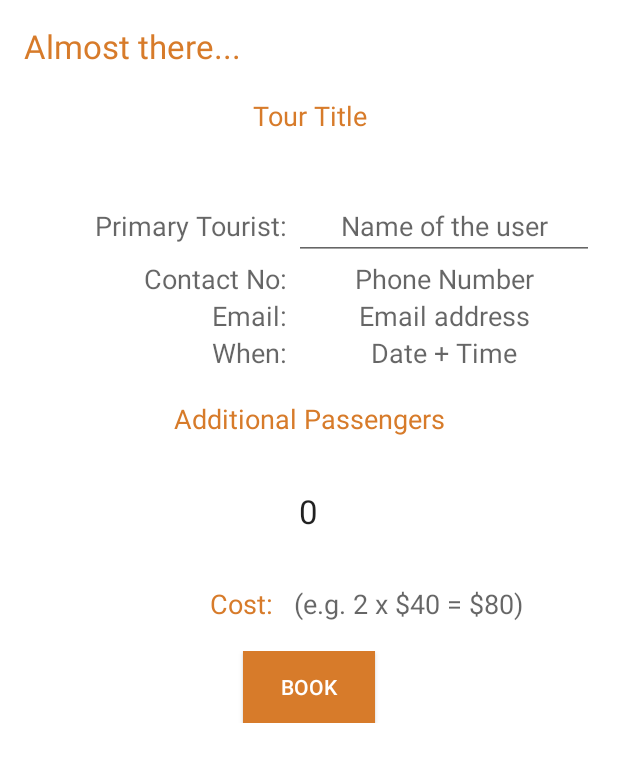
After one commit to Sriniketh/thelocalnick, an Android app: the fragment ConfirmTourFragment shown on its own in the app's theme, on a phone screen of 412 x 824 dp. The commit adds this screen. Shown: the top 762 px of the screen. Run offline under Robolectric (Android 15) with nearby library versions, the phone set to English and light mode, and no system bars; network calls fail.

Commit message:
[Modified]: Tour Explore Fragment

```diff
--- /dev/null
+++ b/app/src/main/java/booboo/thelocalnick/exploreTour/ConfirmTourFragment.kt
@@ -0,0 +1,23 @@
+package booboo.thelocalnick.exploreTour
+
+import android.app.Fragment
+import android.os.Bundle
+import android.view.LayoutInflater
+import android.view.View
+import android.view.ViewGroup
+import android.widget.Button
+import android.widget.TextView
+
+import booboo.thelocalnick.R
+
+class ConfirmTourFragment : Fragment() {
+
+    override fun onCreateView(inflater: LayoutInflater?, parent: ViewGroup?, savedInstanceState: Bundle?): View? {
+        super.onCreateView(inflater, parent, savedInstanceState)
+        val rootView = inflater!!.inflate(R.layout.activity_confirm_tour_fragment, parent, false)
+        val bookBtn = rootView.findViewById(R.id.confirmBtn) as Button
+        val passCount = rootView.findViewById(R.id.tourpass) as TextView
+
+        return rootView
+    }
+}
--- a/app/src/main/java/booboo/thelocalnick/exploreTour/ExploreTourFragment.kt
+++ b/app/src/main/java/booboo/thelocalnick/exploreTour/ExploreTourFragment.kt
@@ -1,9 +1,11 @@
 package booboo.thelocalnick.exploreTour
 
+import android.support.v4.app.Fragment
 import android.os.Bundle
 import android.view.LayoutInflater
 import android.view.View
 import android.view.ViewGroup
+import android.widget.Button
 import android.widget.ImageView
 import android.widget.TextView
 import booboo.thelocalnick.R
@@ -14,19 +16,24 @@ import com.daimajia.slider.library.SliderLayout
 import com.daimajia.slider.library.SliderTypes.BaseSliderView
 import com.daimajia.slider.library.SliderTypes.TextSliderView
 import com.squareup.picasso.Picasso
+import com.wdullaer.materialdatetimepicker.time.TimePickerDialog
+import java.util.*
+import booboo.thelocalnick.R.drawable.book
+import booboo.thelocalnick.R.layout.fragment_explore_tour
+import booboo.thelocalnick.gettingstarted.OnBoarding
 
 
 class ExploreTourFragment : BaseFragment() {
 
     var tour: Tour? = null
-    var slider:SliderLayout? = null
+    var slider: SliderLayout? = null
     override fun onCreateView(inflater: LayoutInflater, container: ViewGroup?, savedInstanceState: Bundle?): View? {
         val mainview = inflater.inflate(R.layout.fragment_explore_tour, container, false)
         slider = mainview.findViewById(R.id.onboardimageslider) as SliderLayout
         val titleTextView = mainview.findViewById(R.id.tour_title) as TextView
         titleTextView.text = tour?.tourTitle
         val priceTextView = mainview.findViewById(R.id.tour_price) as TextView
-        priceTextView.text = '$'+tour?.totalCost.toString()
+        priceTextView.text = '$' + tour?.totalCost.toString()
         val detailDescriptonTextView = mainview.findViewById(R.id.tour_description) as TextView
         detailDescriptonTextView.text = tour?.tourDescription
         val durationTextView = mainview.findViewById(R.id.tour_duration) as TextView
@@ -44,12 +51,38 @@ class ExploreTourFragment : BaseFragment() {
 //                .load(tour!!.tourPhoto[0])
 //                .error(R.drawable.gs1)
 //                .into(headerImage);
+
+        val now = Calendar.getInstance()
+        val tpd = TimePickerDialog.newInstance(
+                { view, hourOfDay, minute, second -> val time = "You picked the following time: " + hourOfDay + "h" + minute + "m" + second },
+                now.get(Calendar.HOUR_OF_DAY),
+                now.get(Calendar.MINUTE),
+                false
+        )
+
+
+        tpd.setAccentColor(resources.getColor(R.color.colorPrimary))
+        val clockBtn = mainview.findViewById(R.id.pickTimeBtn) as ImageView
+        clockBtn.setOnClickListener { tpd.show(fragmentManager, "TimePickerDialog") }
+
+        val bookImage = mainview.findViewById(R.id.bookBtn) as ImageView
+        bookImage.setOnClickListener {
+
+
+            val fm = activity.fragmentManager
+            val ft = fm.beginTransaction()
+            ft.replace(R.id.fragment_explore_tour,ConfirmTourFragment()).commit()
+
+        }
+
+
         initSlider(tour!!.tourPhoto)
         mainview.visibility = View.VISIBLE
         return mainview
     }
 
-    fun initSlider(photos:List<String>) {
+
+    fun initSlider(photos: List<String>) {
 
         for (url in photos) {
             val textSliderView = TextSliderView(activity)
--- /dev/null
+++ b/app/src/main/res/layout/activity_confirm_tour_fragment.xml
@@ -0,0 +1,405 @@
+<?xml version="1.0" encoding="utf-8"?>
+<RelativeLayout xmlns:android="http://schemas.android.com/apk/res/android"
+    xmlns:app="http://schemas.android.com/apk/res-auto"
+    xmlns:tools="http://schemas.android.com/tools"
+    android:id="@+id/activity_confirm_tour"
+    android:layout_width="match_parent"
+    android:layout_height="match_parent"
+    android:background="@color/white"
+    android:paddingBottom="@dimen/activity_vertical_margin"
+    android:paddingLeft="@dimen/activity_horizontal_margin"
+    android:paddingRight="@dimen/activity_horizontal_margin"
+    android:paddingTop="@dimen/activity_vertical_margin"
+    tools:context="booboo.thelocalnick.exploreTour.ConfirmTourFragment">
+
+    <ScrollView
+        android:layout_width="match_parent"
+        android:layout_height="match_parent"
+        android:layout_alignParentTop="true"
+        android:layout_alignParentLeft="true"
+        android:layout_alignParentStart="true">
+
+
+        <LinearLayout
+            android:layout_width="match_parent"
+            android:layout_height="match_parent"
+            android:layout_alignParentLeft="true"
+            android:layout_alignParentStart="true"
+            android:layout_alignParentTop="true"
+            android:orientation="vertical"
+            android:weightSum="1">
+
+            <TextView
+                android:id="@+id/textView2"
+                android:layout_width="match_parent"
+                android:layout_height="wrap_content"
+                android:layout_gravity="start"
+                android:text="Almost there..."
+                android:textAllCaps="false"
+                android:textAppearance="?android:attr/textAppearanceLarge"
+                android:textColor="@color/colorAccent" />
+
+
+            <TableLayout
+                android:layout_width="match_parent"
+                android:layout_height="match_parent"
+                android:stretchColumns="0,1">
+
+                <TableRow
+                    android:layout_width="match_parent"
+                    android:layout_height="match_parent">
+
+                    <TextView
+                        android:id="@+id/textView1"
+                        android:layout_width="wrap_content"
+                        android:layout_height="wrap_content"
+                        android:text=" " />
+                </TableRow>
+
+                <TableRow
+                    android:layout_width="match_parent"
+                    android:layout_height="match_parent">
+
+                    <TextView
+                        android:id="@+id/tourtitle"
+                        android:layout_width="match_parent"
+                        android:layout_height="wrap_content"
+                        android:layout_span="2"
+                        android:text="Tour Title"
+                        android:textAlignment="center"
+                        android:textAppearance="?android:attr/textAppearanceMedium"
+                        android:textColor="@color/colorPrimaryDark" />
+
+                </TableRow>
+
+                <TableRow
+                    android:layout_width="match_parent"
+                    android:layout_height="match_parent">
+
+                    <TextView
+                        android:id="@+id/textView3"
+                        android:layout_width="wrap_content"
+                        android:layout_height="wrap_content"
+                        android:text=" " />
+                </TableRow>
+
+
+                <TableRow>
+
+                    <TextView
+                        android:id="@+id/textView8"
+                        android:layout_width="wrap_content"
+                        android:layout_height="wrap_content"
+                        android:text=" " />
+                </TableRow>
+
+                <TableRow
+                    android:layout_width="match_parent"
+                    android:layout_height="match_parent">
+
+                    <TextView
+                        android:id="@+id/primtourist"
+                        android:layout_width="match_parent"
+                        android:layout_height="match_parent"
+                        android:layout_column="0"
+                        android:layout_gravity="end"
+                        android:gravity="center_vertical"
+                        android:text="Primary Tourist: "
+
+
+                        android:textAppearance="?android:attr/textAppearanceMedium" />
+
+                    <EditText
+                        android:id="@+id/primtouristname"
+                        android:layout_width="wrap_content"
+                        android:layout_height="wrap_content"
+                        android:layout_column="1"
+                        android:hint="Name of the user"
+                        android:inputType="text"
+                        android:maxLines="1"
+                        android:maxEms="4"
+                        android:textAlignment="center"
+                        android:textAppearance="?android:attr/textAppearanceMedium" />
+                </TableRow>
+
+                <TableRow
+                    android:layout_width="match_parent"
+                    android:layout_height="match_parent">
+
+                    <TextView
+                        android:id="@+id/touristPhone"
+                        android:layout_width="match_parent"
+                        android:layout_height="match_parent"
+                        android:layout_column="0"
+                        android:layout_gravity="end"
+                        android:gravity="center_vertical"
+                        android:text="Contact No: "
+
+
+                        android:textAppearance="?android:attr/textAppearanceMedium" />
+
+                    <TextView
+                        android:id="@+id/contactNo"
+                        android:layout_width="wrap_content"
+                        android:layout_height="wrap_content"
+                        android:layout_column="1"
+                        android:hint="Phone Number"
+                        android:textAlignment="center"
+                        android:textAppearance="?android:attr/textAppearanceMedium" />
+                </TableRow>
+
+                <TableRow
+                    android:layout_width="match_parent"
+                    android:layout_height="match_parent">
+
+                    <TextView
+                        android:id="@+id/email"
+                        android:layout_width="match_parent"
+                        android:layout_height="match_parent"
+                        android:layout_column="0"
+                        android:layout_gravity="end"
+                        android:gravity="center_vertical"
+                        android:text="Email: "
+
+
+                        android:textAppearance="?android:attr/textAppearanceMedium" />
+
+                    <TextView
+                        android:id="@+id/emailaddr"
+                        android:layout_width="wrap_content"
+                        android:layout_height="wrap_content"
+                        android:layout_column="1"
+                        android:hint="Email address"
+                        android:textAlignment="center"
+                        android:textAppearance="?android:attr/textAppearanceMedium" />
+                </TableRow>
+
+
+                <TableRow
+                    android:layout_width="match_parent"
+                    android:layout_height="match_parent">
+
+                    <TextView
+                        android:id="@+id/dateTimeLabl"
+                        android:layout_width="match_parent"
+                        android:layout_height="match_parent"
+                        android:layout_column="0"
+                        android:layout_gravity="end"
+                        android:gravity="center_vertical"
+                        android:text="When: "
+
+
+                        android:textAppearance="?android:attr/textAppearanceMedium" />
+
+                    <TextView
+                        android:id="@+id/dateTimeText"
+                        android:layout_width="wrap_content"
+                        android:layout_height="wrap_content"
+                        android:layout_column="1"
+                        android:hint="Date + Time"
+                        android:textAlignment="center"
+                        android:textAppearance="?android:attr/textAppearanceMedium" />
+                </TableRow>
+                <TableRow>
+
+                    <TextView
+                        android:id="@+id/textView14"
+                        android:layout_width="wrap_content"
+                        android:layout_height="wrap_content"
+                        android:text=" " />
+                </TableRow>
+                <TableRow
+                    android:layout_width="match_parent"
+                    android:layout_height="match_parent">
+
+                    <TextView
+                        android:id="@+id/morepassengers"
+                        android:layout_width="match_parent"
+                        android:layout_height="wrap_content"
+                        android:layout_span="2"
+                        android:text="Additional Passengers"
+                        android:textAlignment="center"
+                        android:textAppearance="?android:attr/textAppearanceMedium"
+                        android:textColor="@color/colorPrimaryDark" />
+
+                </TableRow>
+
+                <TableRow>
+
+                    <TextView
+                        android:id="@+id/textView16"
+                        android:layout_width="wrap_content"
+                        android:layout_height="wrap_content"
+                        android:text=" " />
+                </TableRow>
+
+                <TableRow
+                    android:layout_width="match_parent"
+                    android:layout_height="match_parent"
+
+                    >
+
+                    <!--<RelativeLayout
+                        android:layout_width="match_parent"
+                        android:layout_height="match_parent"
+                        android:layout_span="2">
+
+                       <ImageButton
+                            android:id="@+id/clockPicker"
+                            android:layout_width="wrap_content"
+                            android:layout_height="wrap_content"
+                            android:background="@mipmap/timer"
+                            android:layout_alignParentTop="true"
+                            android:layout_centerHorizontal="true" />
+                    </RelativeLayout>-->
+
+                </TableRow>
+
+
+
+                <TableRow
+                    android:layout_width="match_parent"
+                    android:layout_height="match_parent"
+                    >
+
+
+
+
+                    <RelativeLayout android:layout_span="2"
+                        android:minHeight="60dp">
+
+                        <!--  <TextView
+                              android:id="@+id/textAddPassenger"
+                              android:layout_width="wrap_content"
+                              android:layout_height="match_parent"
+                              android:layout_column="0"
+                              android:layout_gravity="end"
+                              android:gravity="center_vertical"
+                              android:text="Add Passengers:  "
+
+
+                              android:textAppearance="?android:attr/textAppearanceMedium" />-->
+
+                        <TextView
+                            android:id="@+id/tourpass"
+                            android:layout_width="wrap_content"
+                            android:layout_height="wrap_content"
+                            android:layout_span="2"
+                            android:text="0"
+                            android:layout_gravity="start"
+                            android:textAppearance="?android:attr/textAppearanceLarge"
+                            android:layout_centerVertical="true"
+                            android:layout_centerHorizontal="true" />
+
+                    </RelativeLayout>
+
+
+                </TableRow>
+                <TableRow
+                    android:layout_width="match_parent"
+                    android:layout_height="match_parent">
+
+                    <TextView
+                        android:id="@+id/textView10"
+                        android:layout_width="wrap_content"
+                        android:layout_height="wrap_content"
+                        android:text=" " />
+                </TableRow>
+
+
+                <!--  <TableRow
+                      android:layout_width="match_parent"
+                      android:layout_height="match_parent"
+                      android:minHeight="60dp">
+
+                      <RelativeLayout android:layout_span="2">
+                          &lt;!&ndash;  <TextView
+                                android:id="@+id/textAddPassenger"
+                                android:layout_width="wrap_content"
+                                android:layout_height="match_parent"
+                                android:layout_column="0"
+                                android:layout_gravity="end"
+                                android:gravity="center_vertical"
+                                android:text="Add Passengers:  "
+
+
+                                android:textAppearance="?android:attr/textAppearanceMedium" />&ndash;&gt;
+
+                          <android.support.design.widget.FloatingActionButton
+                              android:id="@+id/fab"
+                              android:layout_width="match_parent"
+                              android:layout_height="match_parent"
+
+
+                              android:layout_gravity="center"
+                              android:src="@mipmap/touristAdd"
+                              app:backgroundTint="?attr/colorPrimary"
+                              android:layout_alignParentTop="true"
+                              android:layout_centerHorizontal="true" />
+                      </RelativeLayout>
+                  </TableRow>-->
+
+
+                <TableRow
+                    android:layout_width="match_parent"
+                    android:layout_height="match_parent">
+
+                    <TextView
+                        android:id="@+id/textView12"
+                        android:layout_width="wrap_content"
+                        android:layout_height="wrap_content"
+                        android:layout_column="0"
+                        android:layout_gravity="end"
+                        android:text="Cost:   "
+                        android:textAppearance="?android:attr/textAppearanceMedium"
+                        android:textColor="@color/colorPrimaryDark" />
+
+                    <TextView
+                        android:id="@+id/costText"
+                        android:layout_width="wrap_content"
+                        android:layout_height="wrap_content"
+                        android:layout_column="1"
+                        android:text="(e.g. 2 x $40 = $80)"
+                        android:textAppearance="?android:attr/textAppearanceMedium" />
+                </TableRow>
+
+                <TableRow
+                    android:layout_width="match_parent"
+                    android:layout_height="match_parent">
+
+                    <TextView
+                        android:id="@+id/textView13"
+                        android:layout_width="wrap_content"
+                        android:layout_height="wrap_content"
+                        android:text=" " />
+                </TableRow>
+
+                <TableRow
+                    android:layout_width="match_parent"
+                    android:layout_height="match_parent">
+
+                    <Button
+                        android:id="@+id/confirmBtn"
+                        android:layout_width="wrap_content"
+                        android:layout_height="wrap_content"
+                        android:layout_gravity="center"
+                        android:layout_span="2"
+                        android:background="@color/colorAccent"
+                        android:text="Book"
+                        android:textAlignment="center"
+                        android:textColor="@color/white" />
+                </TableRow>
+
+                <TableRow
+                    android:layout_width="match_parent"
+                    android:layout_height="match_parent">
+
+
+                </TableRow>
+            </TableLayout>
+
+        </LinearLayout>
+
+    </ScrollView>
+
+</RelativeLayout>
--- a/app/src/main/res/layout/fragment_explore_tour.xml
+++ b/app/src/main/res/layout/fragment_explore_tour.xml
@@ -1,6 +1,10 @@
 <?xml version="1.0" encoding="utf-8"?>
-<LinearLayout xmlns:android="http://schemas.android.com/apk/res/android"
+<FrameLayout xmlns:android="http://schemas.android.com/apk/res/android"
+    android:layout_width="match_parent"
+    android:layout_height="match_parent"
     xmlns:custom="http://schemas.android.com/apk/res-auto"
+    android:id="@+id/fragment_explore_tour">
+<LinearLayout
     android:orientation="vertical"
     android:layout_width="match_parent"
     android:layout_height="match_parent"
@@ -98,7 +102,7 @@
                 android:layout_height="wrap_content"
                 android:orientation="horizontal"
                 android:padding="@dimen/activity_horizontal_margin"
-                android:weightSum="4">
+                android:weightSum="5">
                 <LinearLayout
                     android:layout_width="match_parent"
                     android:layout_height="wrap_content"
@@ -118,12 +122,33 @@
                 <LinearLayout
                     android:layout_width="match_parent"
                     android:layout_height="wrap_content"
+                    android:layout_weight="1"
+                    android:orientation="vertical">
+
+                    <ImageView
+                        android:layout_width="match_parent"
+                        android:layout_height="match_parent"
+                        android:layout_weight="1"
+                        android:src="@drawable/clock"
+                        android:id="@+id/pickTimeBtn" />
+
+                    <TextView
+                        android:layout_width="match_parent"
+                        android:layout_height="wrap_content"
+                        android:text="Pick Time"
+                        android:textAlignment="center" />
+                </LinearLayout>
+
+                <LinearLayout
+                    android:layout_width="match_parent"
+                    android:layout_height="wrap_content"
                     android:orientation="vertical"
                     android:layout_weight="1">
                     <ImageView
                         android:layout_width="match_parent"
                         android:layout_height="match_parent"
                         android:src="@drawable/book"
+                        android:id="@+id/bookBtn"
                         android:layout_weight="1"/>
                     <TextView
                         android:layout_width="match_parent"
@@ -178,41 +203,7 @@
                     android:textColor="@color/primaryText"
                     android:text="@string/tour_summary_placeholder"/>
             </LinearLayout>
-            <LinearLayout
-                android:layout_width="match_parent"
-                android:layout_height="wrap_content"
-                android:orientation="horizontal"
-                android:padding="@dimen/activity_horizontal_margin"
-                android:weightSum="10">
-                <ImageView
-                    android:layout_width="match_parent"
-                    android:layout_height="match_parent"
-                    android:scaleType="fitCenter"
-                    android:src="@drawable/clock"
-                    android:layout_weight="9"/>
-                <LinearLayout
-                    android:layout_width="match_parent"
-                    android:layout_height="wrap_content"
-                    android:orientation="vertical"
-                    android:paddingLeft="@dimen/activity_horizontal_margin"
-                    android:layout_weight="1">
 
-                    <TextView
-                        android:id="@+id/tour_next_avaiable"
-                        android:layout_width="match_parent"
-                        android:layout_height="wrap_content"
-                        android:textAppearance="?android:attr/textAppearanceMedium"
-                        android:textColor="@color/primaryText"
-                        android:text="January 12, 2017 at 12.00pm"/>
-
-                    <TextView
-                        android:layout_width="match_parent"
-                        android:layout_height="wrap_content"
-                        android:textAppearance="?android:attr/textAppearanceSmall"
-                        android:textColor="@color/secondaryText"
-                        android:text="Next available tour"/>
-                </LinearLayout>
-            </LinearLayout>
             <LinearLayout
                 android:layout_width="match_parent"
                 android:layout_height="wrap_content"
@@ -317,3 +308,4 @@
     </ScrollView>
 
 </LinearLayout>
+</FrameLayout>
```
Lines whose indentation alone changed are shown as unchanged.
